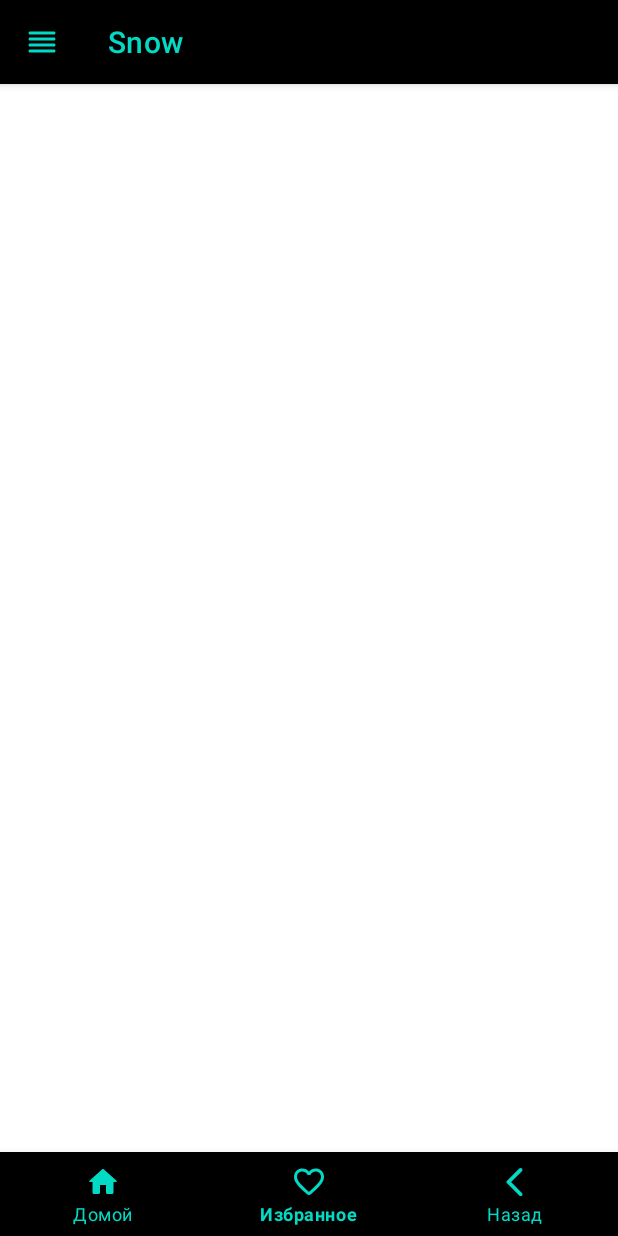
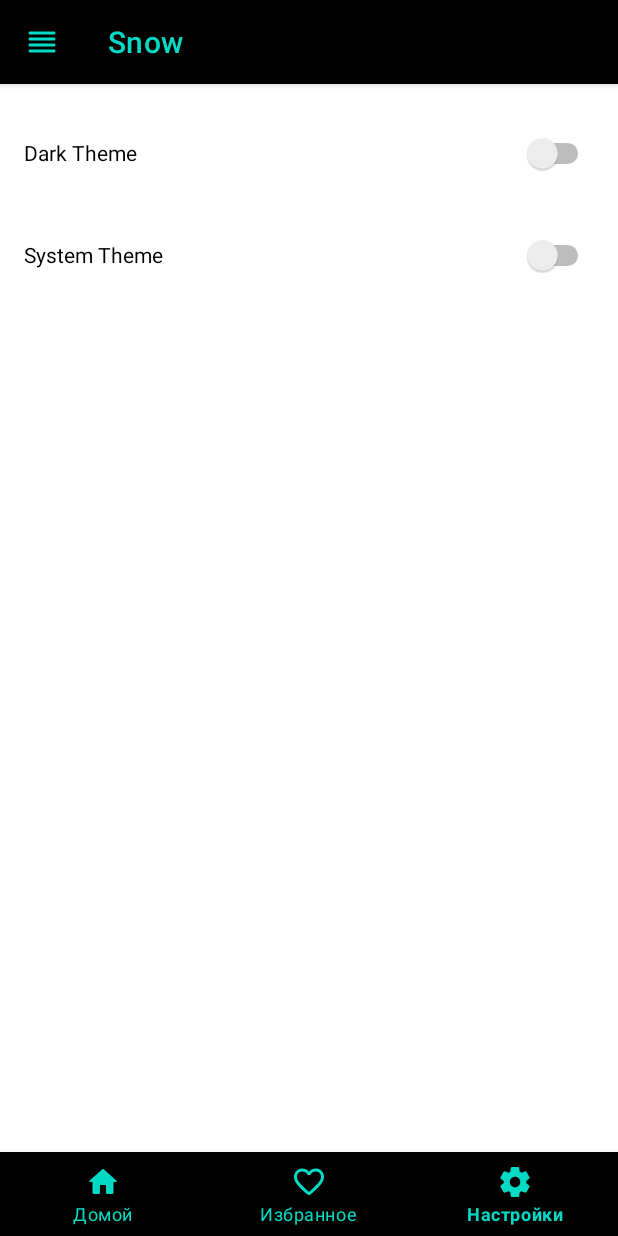
Before and after one commit to olegAmbr/SnowboardExperience, an Android app: the screen it shows after launch (MainActivity), item 3 of the bottom bar chosen, on a phone screen of 412 x 824 dp. Run offline under Robolectric (Android 15) with nearby library versions, the phone set to English and light mode, and no system bars; our stand-ins replace Dagger/Hilt's generated code, Room's generated code, data binding.

Commit message:
sprint_8

```diff
--- a/app/build.gradle
+++ b/app/build.gradle
@@ -31,6 +31,7 @@ android {
         jvmTarget = '1.8'
     }
     buildFeatures {
+        //noinspection DataBindingWithoutKapt
         dataBinding true
     }
 }
@@ -51,7 +52,7 @@ dependencies {
     implementation 'com.google.android.material:material:1.9.0'
     implementation 'androidx.fragment:fragment-ktx:1.6.1'
     implementation 'androidx.activity:activity-ktx:1.7.2'
-    implementation 'com.android.databinding:viewbinding:8.1.0'
+    implementation 'com.android.databinding:viewbinding:8.1.1'
     implementation "androidx.room:room-runtime:2.5.2"
     implementation "androidx.room:room-ktx:2.5.2"
     kapt "androidx.room:room-compiler:2.5.2"
@@ -61,4 +62,6 @@ dependencies {
     annotationProcessor "com.google.dagger:dagger-compiler:2.47"
     implementation "com.google.dagger:dagger-android-support:2.35.1"
     kapt "com.google.dagger:dagger-android-processor:2.35.1"
+    //Gson
+    implementation 'com.google.code.gson:gson:2.9.0'
   }
--- a/app/src/main/java/di/AppComponent.kt
+++ b/app/src/main/java/di/AppComponent.kt
@@ -9,8 +9,4 @@ interface AppComponent {
 
     fun inject(mainActivity: MainActivity)
     fun injectDependency(dependency: Dependency)
-
-    fun techItemDao(): TechItemDao
-    fun techItemDatabase(): TechItemDatabase // Метод для получения экземпляра базы данных
-
 }
--- a/app/src/main/java/di/MainActivity.kt
+++ b/app/src/main/java/di/MainActivity.kt
@@ -1,7 +1,6 @@
 package di
 
 import android.os.Bundle
-import android.util.Log
 import androidx.appcompat.app.AppCompatActivity
 import androidx.fragment.app.Fragment
 import com.example.snowboardexperience.R
@@ -14,7 +13,6 @@ class MainActivity : AppCompatActivity() {
 
     @Inject
     lateinit var dependency: Dependency
-    lateinit var techItemDao: TechItemDao
 
     override fun onCreate(savedInstanceState: Bundle?) {
         super.onCreate(savedInstanceState)
@@ -28,7 +26,6 @@ class MainActivity : AppCompatActivity() {
 
         appComponent.inject(this)
 
-
         // Установить Toolbar как ActionBar
         setSupportActionBar(binding.topAppBarMenu)
 
@@ -40,50 +37,40 @@ class MainActivity : AppCompatActivity() {
             supportFragmentManager.beginTransaction()
                 .replace(R.id.container, HomeFragment())
                 .commit()
-
-            // Теперь вы можете использовать someDependency в активности
-            val message = Dependency()
-            Log.d("MainActivity", message.toString())
-
-            supportFragmentManager.beginTransaction()
-                .replace(R.id.container, HomeFragment())
-                .commit()
         }
 
-        fun changeFragment(fragment: Fragment, tag: String) {
-            supportFragmentManager
-                .beginTransaction()
-                .replace(R.id.container, fragment, tag)
-                .addToBackStack(null)
-                .commit()
+        binding.bottomNavigationMenu.setOnNavigationItemSelectedListener { menuItem ->
+            val tag = when (menuItem.itemId) {
+                R.id.home -> "home"
+                R.id.favorites -> "favorites"
+                R.id.settings -> "settings"
+                else -> return@setOnNavigationItemSelectedListener false
+            }
+
+            val fragment = checkFragmentExistence(tag)
+            changeFragment(fragment ?: createFragment(tag), tag)
+            true
         }
+    }
 
-        fun checkFragmentExistence(tag: String): Fragment? =
-            supportFragmentManager.findFragmentByTag(tag)
+    private fun createFragment(tag: String): Fragment {
+        return when (tag) {
+            "home" -> HomeFragment()
+            "favorites" -> FavoritesFragment()
+            "settings" -> SettingsFragment()
+            else -> throw IllegalArgumentException("Unknown fragment tag: $tag")
+        }
+    }
 
-        binding.bottomNavigationMenu.setOnNavigationItemSelectedListener {
+    private fun changeFragment(fragment: Fragment, tag: String) {
+        supportFragmentManager.beginTransaction()
+            .replace(R.id.container, fragment, tag)
+            .addToBackStack(null)
+            .commit()
+    }
 
-            when (it.itemId) {
-                R.id.home -> {
-                    val tag = "home"
-                    val fragment = checkFragmentExistence(tag)
-                    //В первом параметре, если фрагмент не найден и метод вернул null, то с помощью
-                    //элвиса мы вызываем создание нового фрагмента
-                    changeFragment(fragment ?: HomeFragment(), tag)
-                    true
-                }
-                R.id.favorites -> {
-                    val tag = "favorites"
-                    val fragment = checkFragmentExistence(tag)
-                    changeFragment(fragment ?: FavoritesFragment(), tag)
-                    true
-                }
-
-                else -> false
-            }
-        }
-
-    }
+    private fun checkFragmentExistence(tag: String): Fragment? =
+        supportFragmentManager.findFragmentByTag(tag)
 
     fun navigateTo(fragment: Fragment) {
         supportFragmentManager.beginTransaction()
--- /dev/null
+++ b/app/src/main/java/di/SettingsFragment.kt
@@ -0,0 +1,60 @@
+package di
+
+import android.annotation.SuppressLint
+import android.content.Context
+import android.os.Bundle
+import androidx.fragment.app.Fragment
+import android.view.LayoutInflater
+import android.view.View
+import android.view.ViewGroup
+import android.widget.Switch
+import androidx.databinding.DataBindingUtil
+import androidx.lifecycle.ViewModel
+import androidx.lifecycle.ViewModelProvider
+import com.example.snowboardexperience.R
+import com.example.snowboardexperience.databinding.FragmentSettingsBinding
+
+class SettingsFragment : Fragment() {
+    @SuppressLint("UseSwitchCompatOrMaterialCode")
+    private lateinit var switchDarkTheme: Switch
+    @SuppressLint("UseSwitchCompatOrMaterialCode")
+    private lateinit var switchSystemTheme: Switch
+
+    override fun onCreateView(
+        inflater: LayoutInflater,
+        container: ViewGroup?,
+        savedInstanceState: Bundle?
+    ): View {
+        val binding: FragmentSettingsBinding = DataBindingUtil.inflate(
+            inflater, R.layout.fragment_settings, container, false
+        )
+
+        switchDarkTheme = binding.switchDarkTheme
+        switchSystemTheme = binding.switchSystemTheme
+
+        val sharedPreferences = requireContext().getSharedPreferences("settings", Context.MODE_PRIVATE)
+
+        switchDarkTheme.isChecked = sharedPreferences.getBoolean("darkThemeEnabled", false)
+        switchSystemTheme.isChecked = sharedPreferences.getBoolean("systemThemeEnabled", false)
+
+        switchDarkTheme.setOnCheckedChangeListener { _, isChecked ->
+            with(sharedPreferences.edit()) {
+                putBoolean("darkThemeEnabled", isChecked)
+                apply()
+            }
+            // Примените настройки темы
+            // (вызов метода или обновление ресурсов темы)
+        }
+
+        switchSystemTheme.setOnCheckedChangeListener { _, isChecked ->
+            with(sharedPreferences.edit()) {
+                putBoolean("systemThemeEnabled", isChecked)
+                apply()
+            }
+            // Примените настройки темы
+            // (вызов метода или обновление ресурсов темы)
+        }
+
+        return binding.root
+    }
+}
--- a/app/src/main/java/di/TechItemDao.kt
+++ /dev/null
@@ -1,15 +0,0 @@
-package di
-
-import androidx.room.Dao
-import androidx.room.Insert
-import androidx.room.OnConflictStrategy
-import androidx.room.Query
-
-@Dao
-interface TechItemDao {
-    @Insert(onConflict = OnConflictStrategy.REPLACE)
-    suspend fun insertTechItem(techItem: TechItemEntity)
-
-    @Query("SELECT * FROM tech_items")
-    suspend fun getAllTechItems(): List<TechItemEntity>
-}
--- /dev/null
+++ b/app/src/main/res/layout/fragment_settings.xml
@@ -0,0 +1,28 @@
+<layout xmlns:android="http://schemas.android.com/apk/res/android"
+    xmlns:app="http://schemas.android.com/apk/res-auto"
+    xmlns:tools="http://schemas.android.com/tools">
+
+    <LinearLayout
+        android:layout_width="match_parent"
+        android:layout_height="match_parent"
+        android:orientation="vertical"
+        android:padding="16dp"
+        tools:context=".SettingsFragment">
+
+        <Switch
+            android:id="@+id/switchDarkTheme"
+            android:layout_width="match_parent"
+            android:layout_height="wrap_content"
+            android:minHeight="60dp"
+            android:text="Dark Theme"
+            android:layout_marginBottom="8dp"/>
+
+        <Switch
+            android:id="@+id/switchSystemTheme"
+            android:layout_width="match_parent"
+            android:layout_height="wrap_content"
+            android:minHeight="60dp"
+            android:text="System Theme"/>
+
+    </LinearLayout>
+</layout>
--- a/app/src/main/res/menu/navigation.xml
+++ b/app/src/main/res/menu/navigation.xml
@@ -15,8 +15,8 @@
         android:title="@string/favorites"
         app:showAsAction="withText" />
     <item
-        android:id="@+id/selections"
-        android:icon="@drawable/round_arrow_back_ios"
-        android:title="@string/back"
+        android:id="@+id/settings"
+        android:icon="@drawable/round_settings"
+        android:title="@string/Settings"
         app:showAsAction="withText" />
 </menu>
--- a/app/src/main/res/values-night/themes.xml
+++ b/app/src/main/res/values-night/themes.xml
@@ -2,12 +2,12 @@
     <!-- Base application theme. -->
     <style name="Theme.SnowboardExperience" parent="Theme.MaterialComponents.DayNight.DarkActionBar">
         <!-- Primary brand color. -->
-        <item name="colorPrimary">@color/purple_200</item>
+        <item name="colorPrimary">@color/purple_500</item>
         <item name="colorPrimaryVariant">@color/purple_700</item>
         <item name="colorOnPrimary">@color/black</item>
         <!-- Secondary brand color. -->
-        <item name="colorSecondary">@color/teal_200</item>
-        <item name="colorSecondaryVariant">@color/teal_200</item>
+        <item name="colorSecondary">@color/teal_700</item>
+        <item name="colorSecondaryVariant">@color/teal_700</item>
         <item name="colorOnSecondary">@color/black</item>
         <!-- Status bar color. -->
         <item name="android:statusBarColor">?attr/colorPrimaryVariant</item>
--- a/app/src/main/res/values/strings.xml
+++ b/app/src/main/res/values/strings.xml
@@ -12,4 +12,5 @@
     <string name="places">ГОРНОЛЫЖНЫЕ\nКУРОРТЫ</string>
     <string name="fab_favorites_description">В избранное</string>
     <string name="share_action_description">Поделиться</string>
+    <string name="Settings">Настройки</string>
 </resources>
--- a/app/src/main/res/values/themes.xml
+++ b/app/src/main/res/values/themes.xml
@@ -4,7 +4,7 @@
         <!-- Primary brand color. -->
         <item name="colorPrimary">@color/purple_500</item>
         <item name="colorPrimaryVariant">@color/purple_700</item>
-        <item name="colorOnPrimary">@color/white</item>
+        <item name="colorOnPrimary">#0566B3</item>
         <!-- Secondary brand color. -->
         <item name="colorSecondary">@color/teal_200</item>
         <item name="colorSecondaryVariant">@color/teal_700</item>
```
Also changed, not shown: app/src/main/java/di/AppModule.kt (+6 -10 lines), app/src/main/java/di/FavoritesFragment.kt (+32 -24 lines), app/src/main/java/di/TechItemDatabase.kt (deleted, +0 -9 lines), app/src/main/java/di/TechItemDetailsFragment.kt (+67 -54 lines), app/src/main/java/di/TechItemEntity.kt (deleted, +0 -13 lines).
